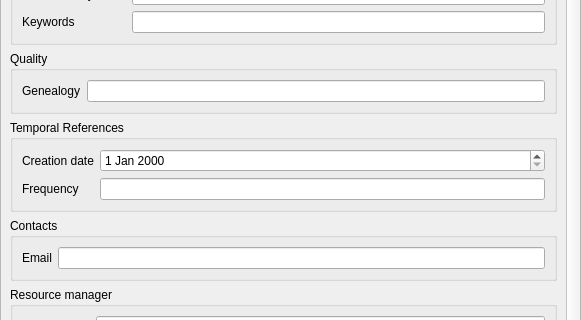
JulesGrillot/plugin-qgis-geoplateforme, file geoplateforme/gui/metadata/wdg_metadata_details.ui: the form before one commit; both pictures show x 0 to 581 and y 244 to 564 of the 581 by 675 pixel window.
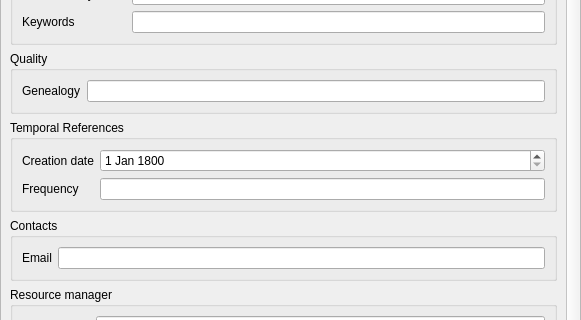
The form after the commit. Custom widgets are drawn as their Qt base class.

Commit message: add processing and metadata form in tiles publication interface

Patch:
```diff
--- a/geoplateforme/gui/metadata/wdg_metadata_details.ui
+++ b/geoplateforme/gui/metadata/wdg_metadata_details.ui
@@ -32,8 +32,8 @@
       <property name="geometry">
        <rect>
         <x>0</x>
-        <y>-163</y>
-        <width>547</width>
+        <y>0</y>
+        <width>565</width>
         <height>892</height>
        </rect>
       </property>
@@ -193,6 +193,30 @@
             </property>
            </widget>
           </item>
+          <item row="0" column="1">
+           <widget class="QDateEdit" name="de_creation_date">
+            <property name="dateTime">
+             <datetime>
+              <hour>0</hour>
+              <minute>0</minute>
+              <second>0</second>
+              <year>1800</year>
+              <month>1</month>
+              <day>1</day>
+             </datetime>
+            </property>
+            <property name="minimumDateTime">
+             <datetime>
+              <hour>0</hour>
+              <minute>0</minute>
+              <second>0</second>
+              <year>1800</year>
+              <month>1</month>
+              <day>1</day>
+             </datetime>
+            </property>
+           </widget>
+          </item>
           <item row="1" column="0">
            <widget class="QLabel" name="lbl_frequency">
             <property name="text">
@@ -203,9 +227,6 @@
           <item row="1" column="1">
            <widget class="QLineEdit" name="le_frequency"/>
           </item>
-          <item row="0" column="1">
-           <widget class="QDateEdit" name="de_creation_date"/>
-          </item>
          </layout>
         </widget>
        </item>
```
The commit also changes 9 other files.
